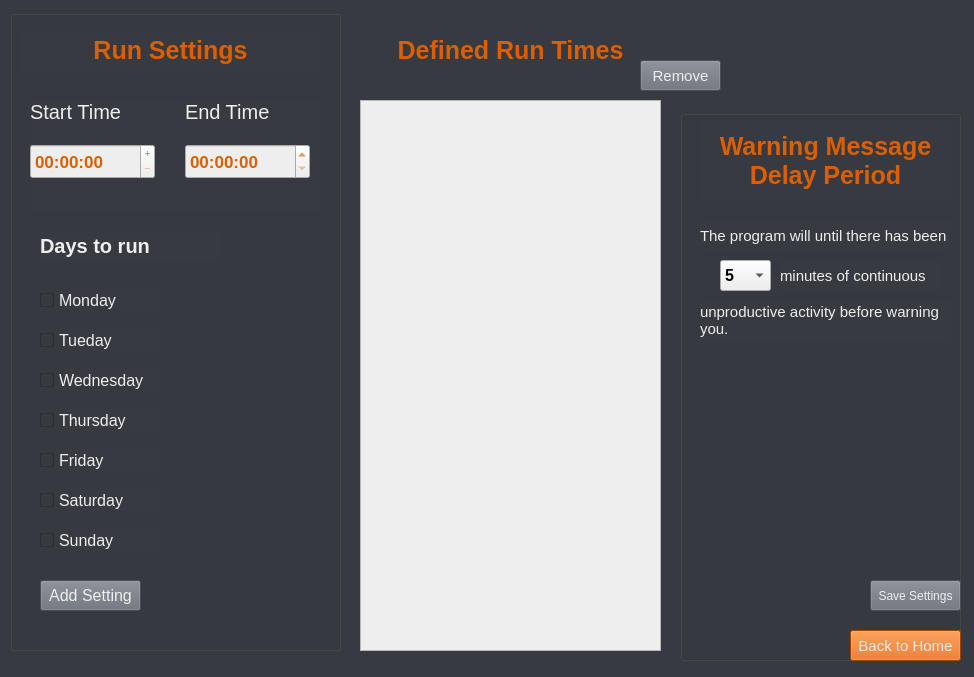
CurioScrounge/Productive_App, file Settings.ui: the form before one commit.
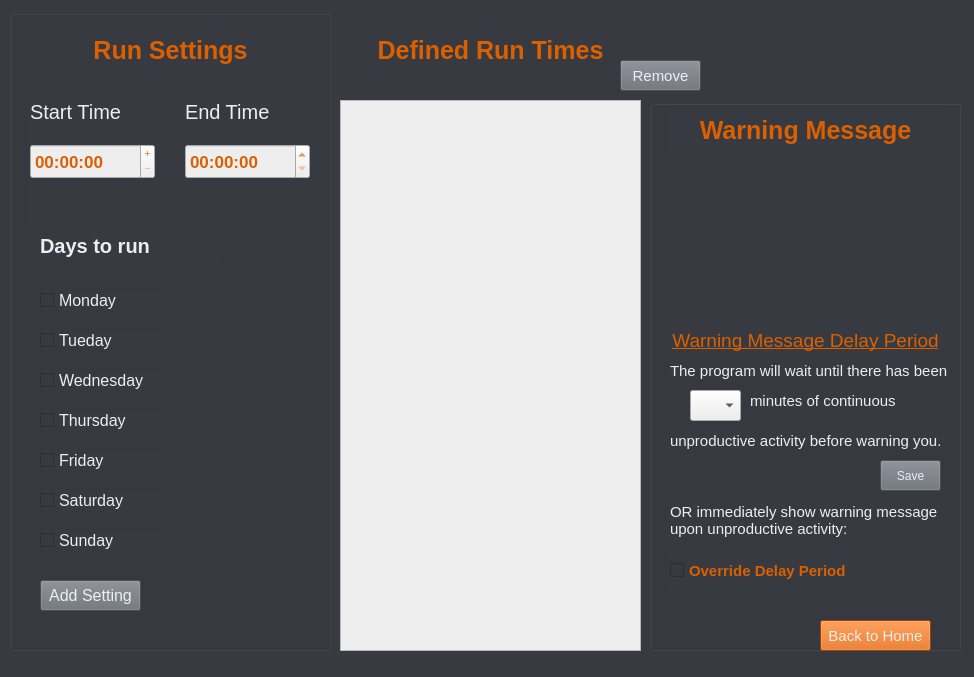
The form after the commit.

Commit message: added custom warning message, edited UI design again... also more code

Diff of the .ui file:
```diff
--- a/Settings.ui
+++ b/Settings.ui
@@ -33,7 +33,7 @@
    <widget class="QListWidget" name="ExistingRunTimes">
     <property name="geometry">
      <rect>
-      <x>360</x>
+      <x>340</x>
       <y>100</y>
       <width>301</width>
       <height>551</height>
@@ -58,7 +58,7 @@
      <rect>
       <x>10</x>
       <y>10</y>
-      <width>331</width>
+      <width>321</width>
       <height>641</height>
      </rect>
     </property>
@@ -110,7 +110,7 @@
        <x>20</x>
        <y>90</y>
        <width>291</width>
-       <height>111</height>
+       <height>127</height>
       </rect>
      </property>
      <layout class="QVBoxLayout" name="verticalLayout">
@@ -467,7 +467,7 @@
    <widget class="QPushButton" name="RemoveTiming">
     <property name="geometry">
      <rect>
-      <x>640</x>
+      <x>620</x>
       <y>60</y>
       <width>81</width>
       <height>31</height>
@@ -493,7 +493,7 @@
    <widget class="QLabel" name="label_5">
     <property name="geometry">
      <rect>
-      <x>360</x>
+      <x>340</x>
       <y>30</y>
       <width>301</width>
       <height>41</height>
@@ -522,9 +522,9 @@
    <widget class="QGroupBox" name="groupBox_2">
     <property name="geometry">
      <rect>
-      <x>680</x>
-      <y>110</y>
-      <width>281</width>
+      <x>650</x>
+      <y>100</y>
+      <width>311</width>
       <height>551</height>
      </rect>
     </property>
@@ -540,18 +540,19 @@
     <widget class="QLabel" name="label_6">
      <property name="geometry">
       <rect>
-       <x>20</x>
-       <y>10</y>
-       <width>251</width>
-       <height>81</height>
+       <x>10</x>
+       <y>220</y>
+       <width>291</width>
+       <height>41</height>
       </rect>
      </property>
      <property name="font">
       <font>
        <family>Segoe UI</family>
-       <pointsize>19</pointsize>
-       <weight>75</weight>
-       <bold>true</bold>
+       <pointsize>14</pointsize>
+       <weight>50</weight>
+       <bold>false</bold>
+       <underline>true</underline>
       </font>
      </property>
      <property name="styleSheet">
@@ -573,7 +574,7 @@
      <property name="geometry">
       <rect>
        <x>40</x>
-       <y>150</y>
+       <y>290</y>
        <width>51</width>
        <height>31</height>
       </rect>
@@ -591,19 +592,14 @@
 	background-color: rgb(238, 238, 238);
 }</string>
      </property>
-     <item>
-      <property name="text">
-       <string>5</string>
-      </property>
-     </item>
     </widget>
     <widget class="QLabel" name="label_7">
      <property name="geometry">
       <rect>
        <x>20</x>
-       <y>110</y>
-       <width>251</width>
-       <height>31</height>
+       <y>260</y>
+       <width>281</width>
+       <height>21</height>
       </rect>
      </property>
      <property name="font">
@@ -618,7 +614,7 @@
 }</string>
      </property>
      <property name="text">
-      <string>The program will until there has been</string>
+      <string>The program will wait until there has been</string>
      </property>
      <property name="wordWrap">
       <bool>true</bool>
@@ -628,9 +624,9 @@
      <property name="geometry">
       <rect>
        <x>100</x>
-       <y>150</y>
+       <y>290</y>
        <width>161</width>
-       <height>31</height>
+       <height>21</height>
       </rect>
      </property>
      <property name="font">
@@ -655,9 +651,9 @@
      <property name="geometry">
       <rect>
        <x>20</x>
-       <y>190</y>
-       <width>251</width>
-       <height>41</height>
+       <y>330</y>
+       <width>281</width>
+       <height>21</height>
       </rect>
      </property>
      <property name="font">
@@ -708,9 +704,9 @@
     <widget class="QPushButton" name="Save">
      <property name="geometry">
       <rect>
-       <x>190</x>
-       <y>470</y>
-       <width>91</width>
+       <x>230</x>
+       <y>360</y>
+       <width>61</width>
        <height>31</height>
       </rect>
      </property>
@@ -728,7 +724,93 @@
 }</string>
      </property>
      <property name="text">
-      <string>Save Settings</string>
+      <string>Save</string>
+     </property>
+    </widget>
+    <widget class="QCheckBox" name="checkBox">
+     <property name="geometry">
+      <rect>
+       <x>20</x>
+       <y>450</y>
+       <width>231</width>
+       <height>41</height>
+      </rect>
+     </property>
+     <property name="font">
+      <font>
+       <family>Segoe UI</family>
+       <pointsize>11</pointsize>
+       <weight>75</weight>
+       <bold>true</bold>
+      </font>
+     </property>
+     <property name="styleSheet">
+      <string notr="true">QCheckBox{
+	
+	color: rgb(220, 95, 0);
+}</string>
+     </property>
+     <property name="text">
+      <string>Override Delay Period</string>
+     </property>
+    </widget>
+    <widget class="QLabel" name="label_10">
+     <property name="geometry">
+      <rect>
+       <x>20</x>
+       <y>400</y>
+       <width>281</width>
+       <height>41</height>
+      </rect>
+     </property>
+     <property name="font">
+      <font>
+       <family>Segoe UI</family>
+       <pointsize>11</pointsize>
+      </font>
+     </property>
+     <property name="styleSheet">
+      <string notr="true">QLabel{
+	color: rgb(238, 238, 238);
+}</string>
+     </property>
+     <property name="text">
+      <string>OR immediately show warning message upon unproductive activity:</string>
+     </property>
+     <property name="wordWrap">
+      <bool>true</bool>
+     </property>
+    </widget>
+    <widget class="QLabel" name="label_11">
+     <property name="geometry">
+      <rect>
+       <x>20</x>
+       <y>10</y>
+       <width>271</width>
+       <height>41</height>
+      </rect>
+     </property>
+     <property name="font">
+      <font>
+       <family>Segoe UI</family>
+       <pointsize>19</pointsize>
+       <weight>75</weight>
+       <bold>true</bold>
+      </font>
+     </property>
+     <property name="styleSheet">
+      <string notr="true">QLabel{
+	color: rgb(220, 95, 0);
+}</string>
+     </property>
+     <property name="text">
+      <string>Warning Message</string>
+     </property>
+     <property name="alignment">
+      <set>Qt::AlignCenter</set>
+     </property>
+     <property name="wordWrap">
+      <bool>true</bool>
      </property>
     </widget>
    </widget>
```
Left out of the diff: 12 changed lines with no effect on the pictures. The commit also changes 5 other files.
